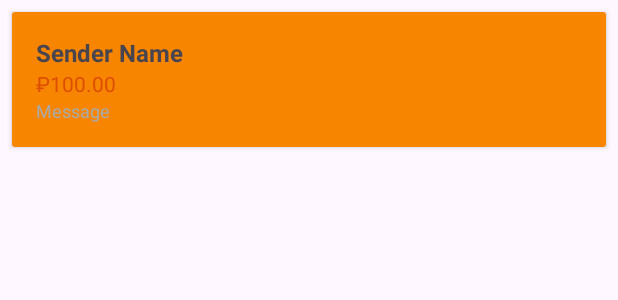
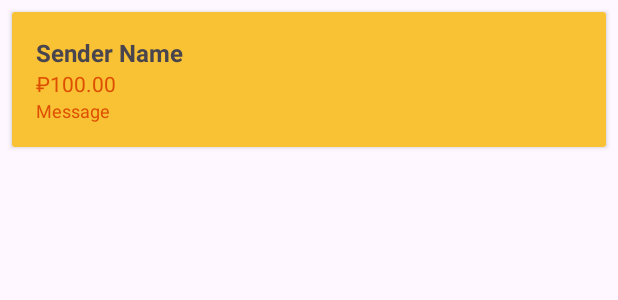
Before and after one commit to JustKirillYT/MobileAppDonation, an Android app: the layout item_transaction.xml on its own in the app's theme, with its tools: preview values and no code run, on a phone screen of 412 x 824 dp. Shown: the top 300 px of the screen. Run offline under Robolectric (Android 15) with nearby library versions, the phone set to English and light mode, and no system bars.

Commit message:
Доработка листа транзакций2

```diff
--- a/app/src/main/res/layout/item_transaction.xml
+++ b/app/src/main/res/layout/item_transaction.xml
@@ -10,7 +10,7 @@
         android:layout_width="match_parent"
         android:layout_height="wrap_content"
         android:orientation="vertical"
-        android:background="@color/Tangerine"
+        android:background="@color/Saffron"
         android:padding="16dp">
 
         <TextView
@@ -35,6 +35,6 @@
             android:layout_height="wrap_content"
             android:text="Message"
             android:textSize="12sp"
-            android:textColor="@android:color/darker_gray"/>
+            android:textColor="@color/Grenadine"/>
     </LinearLayout>
 </androidx.cardview.widget.CardView>
```
Also changed, not shown: app/src/main/java/com/example/projectlol/TransactionAdapter.java (+9 -13 lines), app/src/main/java/com/example/projectlol/profile.java (+8 -4 lines).
